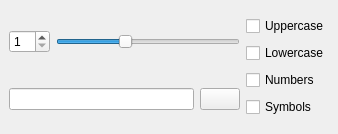
Qt form mainwindow.ui (LasseTheBabo/password-generator) before a commit.
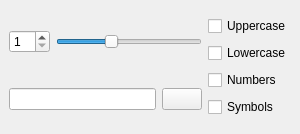
The same form after that commit. Icons and pictures are not drawn.

Commit message: Changed MainWindow resolution

What changed in the file:
```diff
--- a/mainwindow.ui
+++ b/mainwindow.ui
@@ -6,7 +6,7 @@
    <rect>
     <x>0</x>
     <y>0</y>
-    <width>338</width>
+    <width>300</width>
     <height>134</height>
    </rect>
   </property>
@@ -93,6 +93,12 @@
      <layout class="QHBoxLayout" name="horizontalLayout_2">
       <item>
        <widget class="QLineEdit" name="pOutput">
+        <property name="sizePolicy">
+         <sizepolicy hsizetype="Expanding" vsizetype="Fixed">
+          <horstretch>0</horstretch>
+          <verstretch>0</verstretch>
+         </sizepolicy>
+        </property>
         <property name="font">
          <font>
           <family>Monospace</family>
```
Left out of the diff: 124 changed lines with no effect on the pictures. The commit also changes 1 other file.
